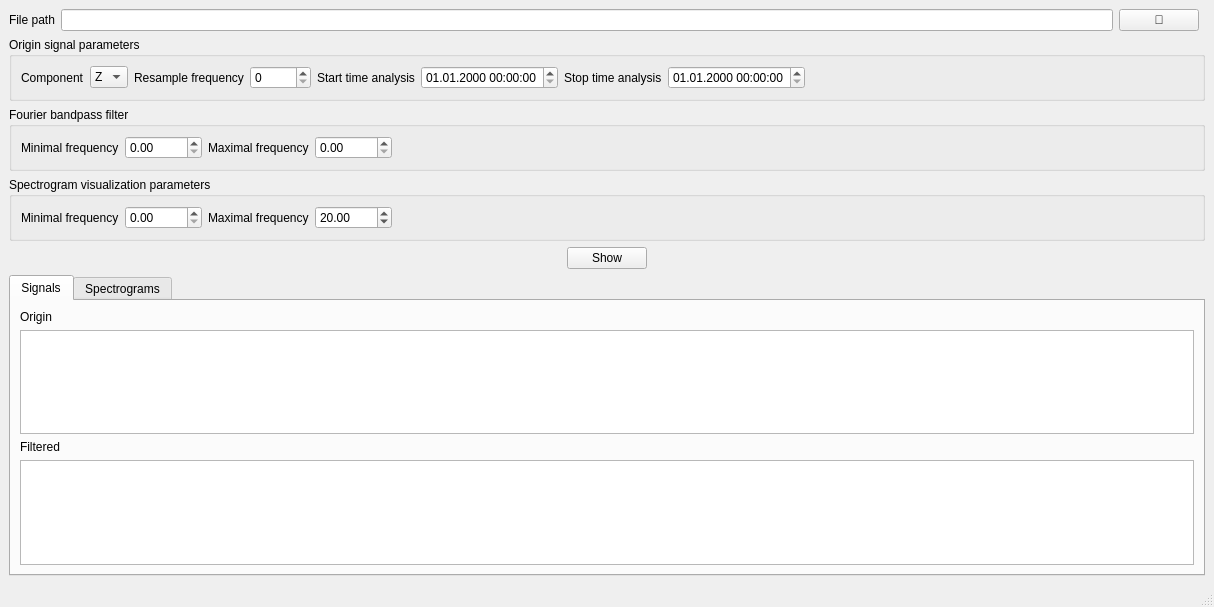
Old version of the form SeisRevise/GUI/Forms/ViewSpectrogramForm.ui in the repository ArtCode-Kazan/SeisViewer.
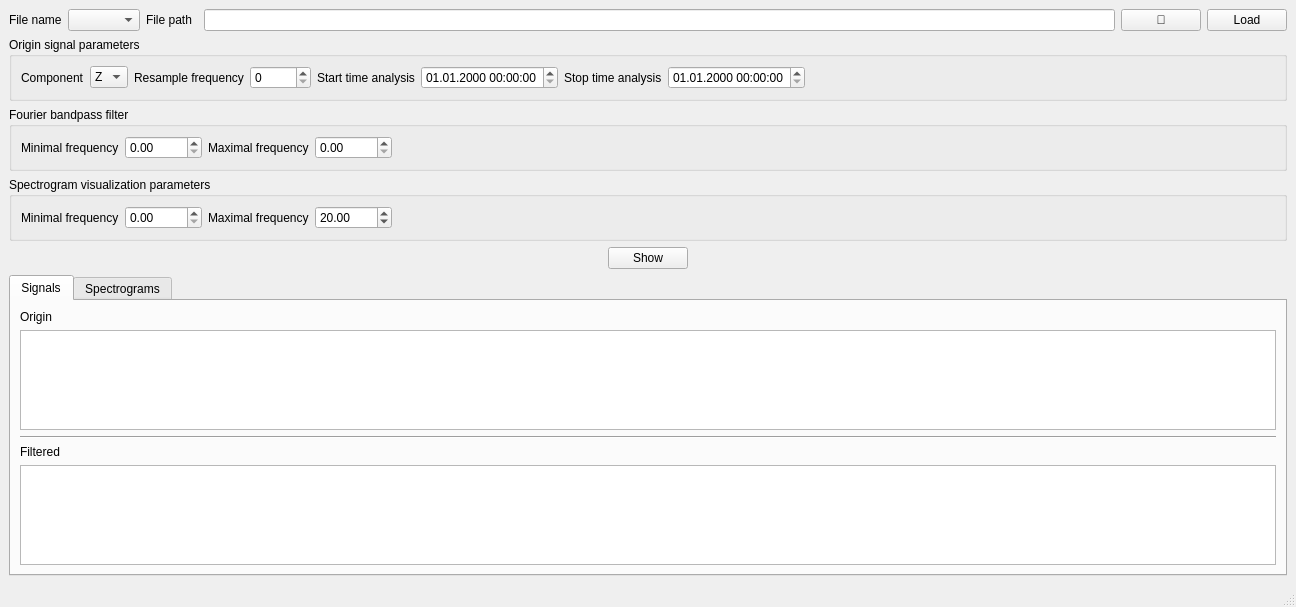
New version of the form. Custom widgets are drawn as their Qt base class.

Commit message: version 1.1.0 Add new option - spectrogram viewer for seismic signal. Add possibility for  selection loading file  - from list or from need path Requires: SeisCore 0.3.8

Diff of the .ui file:
```diff
--- a/SeisRevise/GUI/Forms/ViewSpectrogramForm.ui
+++ b/SeisRevise/GUI/Forms/ViewSpectrogramForm.ui
@@ -9,25 +9,21 @@
    <rect>
     <x>0</x>
     <y>0</y>
-    <width>1214</width>
+    <width>1296</width>
     <height>607</height>
    </rect>
   </property>
   <property name="windowTitle">
    <string>Spectrorgam Viewer</string>
   </property>
+  <property name="documentMode">
+   <bool>false</bool>
+  </property>
   <widget class="QWidget" name="centralwidget">
    <layout class="QVBoxLayout" name="verticalLayout_8">
     <item>
      <layout class="QGridLayout" name="gridLayout_2">
-      <item row="0" column="1">
-       <widget class="QLineEdit" name="leFilePath">
-        <property name="readOnly">
-         <bool>true</bool>
-        </property>
-       </widget>
-      </item>
-      <item row="2" column="0" colspan="4">
+      <item row="2" column="0" colspan="7">
        <widget class="QGroupBox" name="groupBox">
         <property name="title">
          <string>Fourier bandpass filter</string>
@@ -85,13 +81,20 @@
        </widget>
       </item>
       <item row="0" column="0">
-       <widget class="QLabel" name="label">
+       <widget class="QLabel" name="label_7">
         <property name="text">
-         <string>File path</string>
+         <string>File name</string>
         </property>
        </widget>
       </item>
-      <item row="1" column="0" colspan="4">
+      <item row="0" column="5">
+       <widget class="QPushButton" name="pbOpenFile">
+        <property name="text">
+         <string>📃</string>
+        </property>
+       </widget>
+      </item>
+      <item row="1" column="0" colspan="7">
        <widget class="QGroupBox" name="groupBox_3">
         <property name="title">
          <string>Origin signal parameters</string>
@@ -185,14 +188,7 @@
         </layout>
        </widget>
       </item>
-      <item row="0" column="2">
-       <widget class="QPushButton" name="pbOpenFile">
-        <property name="text">
-         <string>📃</string>
-        </property>
-       </widget>
-      </item>
-      <item row="3" column="0" colspan="4">
+      <item row="3" column="0" colspan="7">
        <widget class="QGroupBox" name="groupBox_2">
         <property name="title">
          <string>Spectrogram visualization parameters</string>
@@ -249,7 +245,7 @@
         </layout>
        </widget>
       </item>
-      <item row="4" column="0" colspan="4">
+      <item row="4" column="0" colspan="7">
        <layout class="QHBoxLayout" name="horizontalLayout_6">
         <item>
          <spacer name="horizontalSpacer">
@@ -286,6 +282,30 @@
         </item>
        </layout>
       </item>
+      <item row="0" column="2">
+       <widget class="QLabel" name="label">
+        <property name="text">
+         <string>File path</string>
+        </property>
+       </widget>
+      </item>
+      <item row="0" column="4">
+       <widget class="QLineEdit" name="leFilePath">
+        <property name="readOnly">
+         <bool>true</bool>
+        </property>
+       </widget>
+      </item>
+      <item row="0" column="1">
+       <widget class="QComboBox" name="cbFileName"/>
+      </item>
+      <item row="0" column="6">
+       <widget class="QPushButton" name="bLoadData">
+        <property name="text">
+         <string>Load</string>
+        </property>
+       </widget>
+      </item>
      </layout>
     </item>
     <item>
@@ -310,6 +330,13 @@
           <item>
            <widget class="PlotWidget" name="gwGraphOriginalSignal"/>
           </item>
+          <item>
+           <widget class="Line" name="line_2">
+            <property name="orientation">
+             <enum>Qt::Horizontal</enum>
+            </property>
+           </widget>
+          </item>
           <item>
            <widget class="QLabel" name="label_12">
             <property name="text">
```
Left out of the diff: 9 changed lines with no effect on the pictures. The commit also changes 4 other files.
